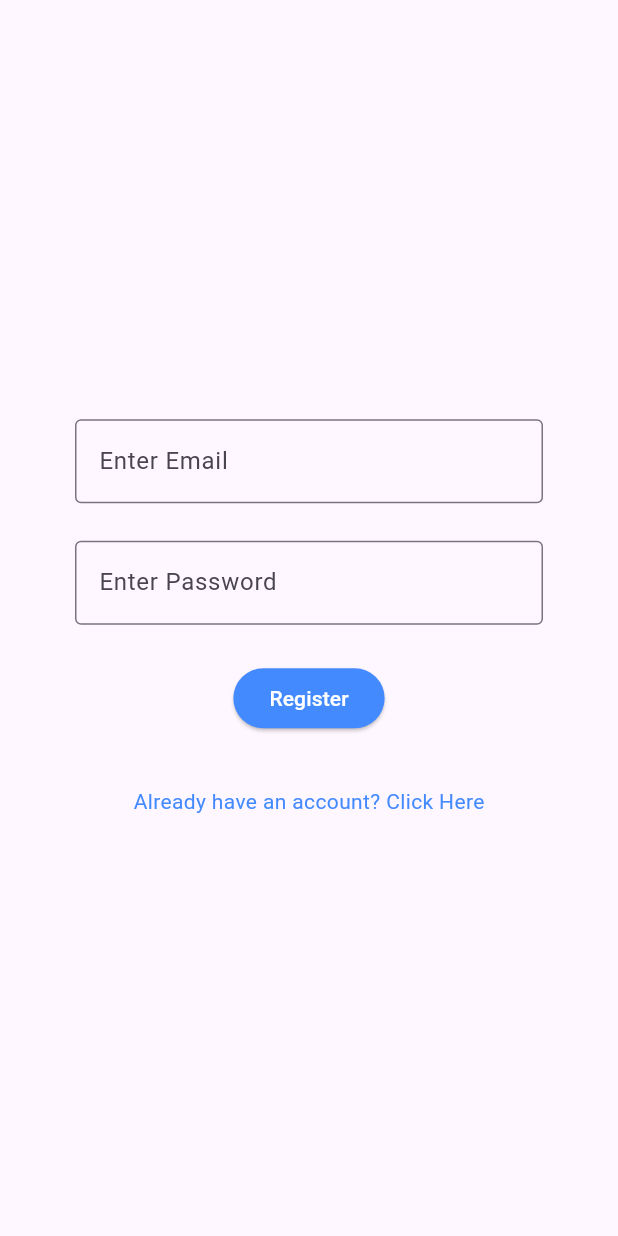
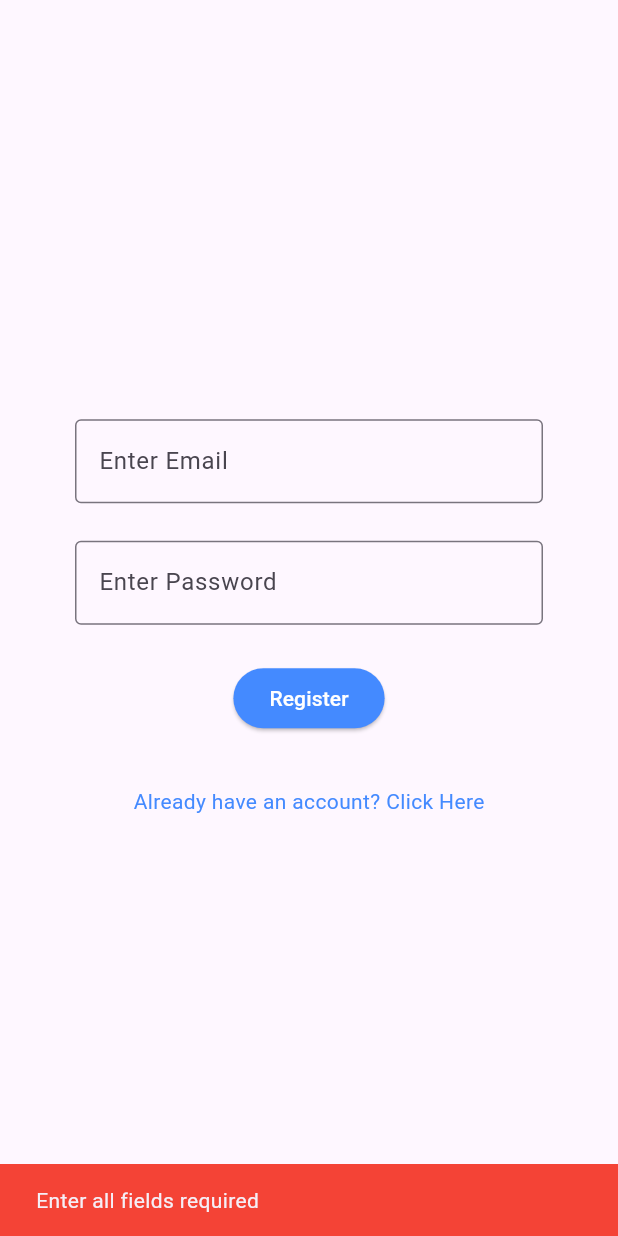
Before and after one commit to jamydevelop/Notes-App-Firebase-ProgrammingKnowledge, a Flutter app: the screen it shows after launch, after a tap on "Register", on a phone screen of 412 x 824 dp. Run offline on Flutter 3.47's test engine with Material 3 defaults, Android fonts, the phone set to English and light mode, and no system bars; our stand-ins replace firebase_core; accounts and stored records are empty.

Commit message:
added screen

```diff
--- a/notes_app/lib/register.dart
+++ b/notes_app/lib/register.dart
@@ -1,4 +1,5 @@
 import 'package:flutter/material.dart';
+import 'package:notes_app/login.dart';
 
 class RegisterPage extends StatelessWidget {
   RegisterPage({super.key});
@@ -31,7 +32,25 @@ class RegisterPage extends StatelessWidget {
             ),
             SizedBox(height: 25),
             ElevatedButton(
-                onPressed: () {},
+                onPressed: () {
+                  String email = emailController.text.trim();
+                  String pass = passwordController.text.trim();
+
+                  if(email.isEmpty || pass.isEmpty) {
+                    ScaffoldMessenger.of(context).showSnackBar(
+                        SnackBar(
+                            backgroundColor: Colors.red,
+                            content: Text('Enter all fields required')
+                        )
+                    );
+                  } else {
+                    ScaffoldMessenger.of(context).showSnackBar(
+                        SnackBar(
+                          backgroundColor: Colors.green,
+                            content: Text('Register Success!'))
+                    );
+                  }
+                },
               style: ElevatedButton.styleFrom(backgroundColor: Colors.blueAccent),
                 child: Text(
                     'Register',
@@ -44,7 +63,7 @@ class RegisterPage extends StatelessWidget {
                 Navigator.pushReplacement(
                     context,
                     MaterialPageRoute(
-                        builder: (context) => RegisterPage())
+                        builder: (context) => LoginPage())
                 );
               },
               child: Text(
```
Also changed, not shown: notes_app/lib/home.dart (+14 -0 lines), notes_app/lib/login.dart (+81 -0 lines).
